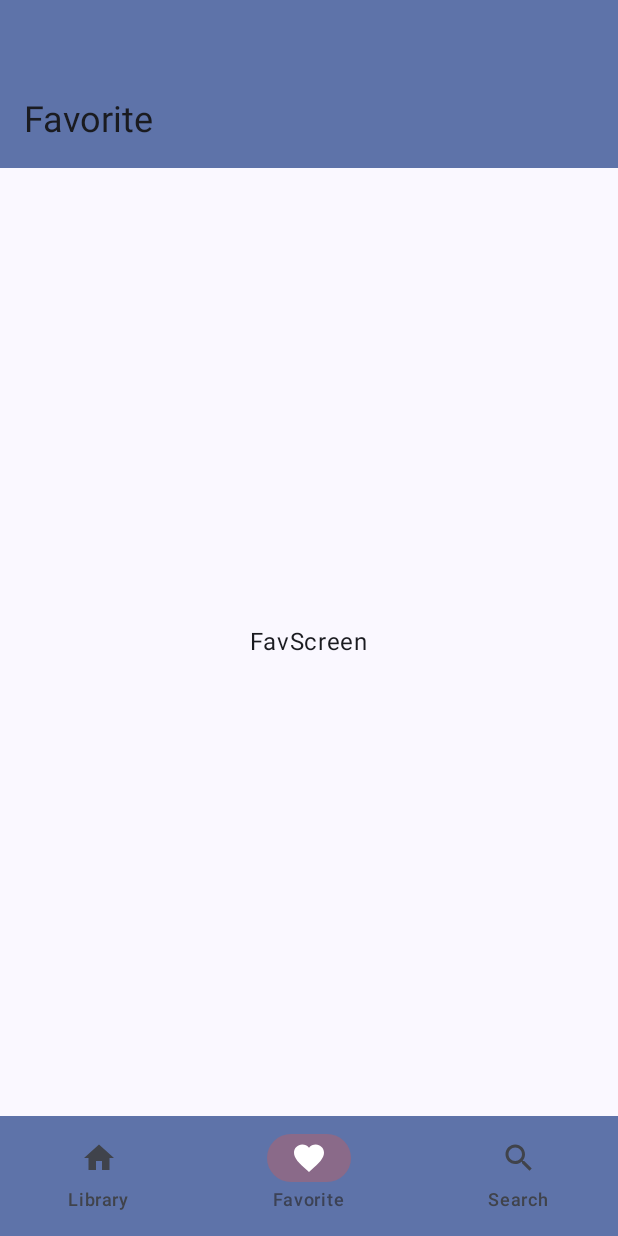
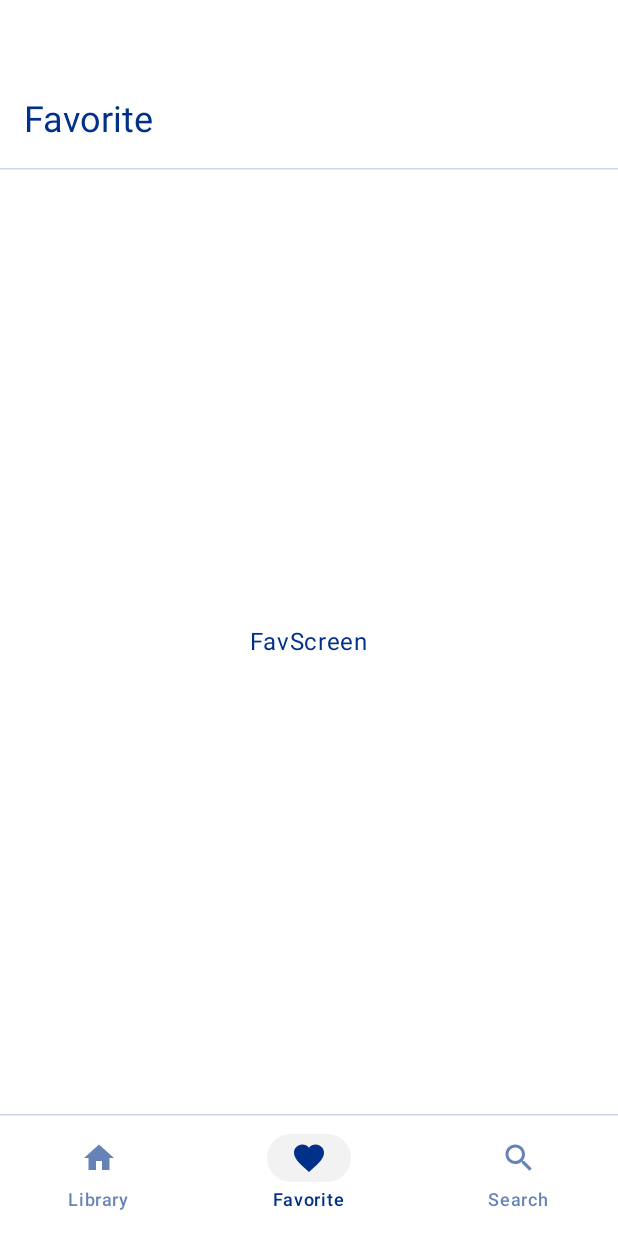
Before and after one commit to Shadi965/Apollonia-android, an Android app built with Jetpack Compose: the screen it shows after launch (MainActivity), on a phone screen of 412 x 824 dp. Run offline under Robolectric (Android 15) with nearby library versions, the phone set to English and light mode, and no system bars; our stand-ins replace Dagger/Hilt's generated code.

Commit message:
Тема

```diff
--- a/app/src/main/java/songbird/apollo/presentation/ui/MainActivity.kt
+++ b/app/src/main/java/songbird/apollo/presentation/ui/MainActivity.kt
@@ -41,7 +41,7 @@ class MainActivity : ComponentActivity() {
         super.onCreate(savedInstanceState)
         enableEdgeToEdge()
         setContent {
-            ApolloniaTheme {
+            ApolloniaTheme (dynamicColor = false) {
                 NavApp()
             }
         }
--- a/app/src/main/java/songbird/apollo/presentation/ui/screens/scaffold/BottomNavBar.kt
+++ b/app/src/main/java/songbird/apollo/presentation/ui/screens/scaffold/BottomNavBar.kt
@@ -1,5 +1,7 @@
 package songbird.apollo.presentation.ui.screens.scaffold
 
+import androidx.compose.foundation.layout.Column
+import androidx.compose.material3.HorizontalDivider
 import androidx.compose.material3.Icon
 import androidx.compose.material3.MaterialTheme
 import androidx.compose.material3.NavigationBar
@@ -9,6 +11,7 @@ import androidx.compose.material3.Text
 import androidx.compose.runtime.Composable
 import androidx.compose.runtime.getValue
 import androidx.compose.ui.res.stringResource
+import androidx.compose.ui.unit.dp
 import androidx.navigation.NavController
 import androidx.navigation.NavDestination.Companion.hierarchy
 import androidx.navigation.NavGraph
@@ -20,8 +23,10 @@ fun BottomNavBar(
     navController: NavController,
     tabs: ImmutableList<AppTab>
 ) {
+    Column {
+        HorizontalDivider(color = MaterialTheme.colorScheme.outlineVariant, thickness = 1.dp)
         NavigationBar(
-        containerColor = MaterialTheme.colorScheme.primaryContainer
+            containerColor = MaterialTheme.colorScheme.surface
         ) {
             val currentBackStackEntry by navController.currentBackStackEntryAsState()
             val currentGraphDestination = currentBackStackEntry?.destination?.hierarchy?.first {
@@ -52,13 +57,21 @@ fun BottomNavBar(
                         )
                     },
                     label = {
-                    Text(stringResource(tab.labelRes))
+                        Text(
+                            text = stringResource(tab.labelRes),
+                            color = if (currentTab == tab)
+                                MaterialTheme.colorScheme.onBackground
+                            else
+                                MaterialTheme.colorScheme.onBackground.copy(alpha = 0.6f)
+                        )
                     },
                     colors = NavigationBarItemDefaults.colors(
-                    indicatorColor = MaterialTheme.colorScheme.tertiaryContainer,
-                    selectedIconColor = MaterialTheme.colorScheme.onTertiaryContainer
+                        selectedIconColor = MaterialTheme.colorScheme.onSurface,
+                        unselectedIconColor = MaterialTheme.colorScheme.onSurface.copy(alpha = 0.6f),
+                        indicatorColor = MaterialTheme.colorScheme.surfaceVariant
                     )
                 )
             }
         }
     }
+}
--- a/app/src/main/java/songbird/apollo/presentation/ui/screens/scaffold/TopToolBar.kt
+++ b/app/src/main/java/songbird/apollo/presentation/ui/screens/scaffold/TopToolBar.kt
@@ -1,9 +1,11 @@
 package songbird.apollo.presentation.ui.screens.scaffold
 
 import androidx.annotation.StringRes
+import androidx.compose.foundation.layout.Column
 import androidx.compose.material.icons.Icons
 import androidx.compose.material.icons.automirrored.filled.ArrowBack
 import androidx.compose.material3.ExperimentalMaterial3Api
+import androidx.compose.material3.HorizontalDivider
 import androidx.compose.material3.Icon
 import androidx.compose.material3.IconButton
 import androidx.compose.material3.MaterialTheme
@@ -12,6 +14,7 @@ import androidx.compose.material3.Text
 import androidx.compose.material3.TopAppBarDefaults
 import androidx.compose.runtime.Composable
 import androidx.compose.ui.res.stringResource
+import androidx.compose.ui.unit.dp
 
 sealed class NavigateUpAction {
     data object Hidden : NavigateUpAction()
@@ -26,21 +29,31 @@ fun TopToolBar(
     @StringRes title: Int,
     navigateUp: NavigateUpAction
 ) {
+    Column {
         MediumTopAppBar(
-        title = { Text(text = stringResource(title)) },
+            title = { Text(
+                text = stringResource(title),
+                color = MaterialTheme.colorScheme.onBackground
+            ) },
             navigationIcon = {
                 if (navigateUp is NavigateUpAction.Visible) {
                     IconButton(onClick = navigateUp.onClick) {
                         Icon(
                             imageVector = Icons.AutoMirrored.Filled.ArrowBack,
                             // TODO: Добавить описание
-                        contentDescription = null
+                            contentDescription = null,
+                            tint = MaterialTheme.colorScheme.onBackground
                         )
                     }
                 }
             },
             colors = TopAppBarDefaults.largeTopAppBarColors(
-            containerColor = MaterialTheme.colorScheme.primaryContainer
+                containerColor = MaterialTheme.colorScheme.background,
+                titleContentColor = MaterialTheme.colorScheme.onBackground,
+                navigationIconContentColor = MaterialTheme.colorScheme.onBackground,
+                actionIconContentColor = MaterialTheme.colorScheme.onBackground
             )
         )
+        HorizontalDivider(color = MaterialTheme.colorScheme.outlineVariant, thickness = 1.dp)
     }
+}
--- a/app/src/main/java/songbird/apollo/presentation/ui/theme/Color.kt
+++ b/app/src/main/java/songbird/apollo/presentation/ui/theme/Color.kt
@@ -9,3 +9,10 @@ val Pink80 = Color(0xFFEFB8C8)
 val Purple40 = Color(0xFF6650a4)
 val PurpleGrey40 = Color(0xFF625b71)
 val Pink40 = Color(0xFF7D5260)
+
+val YellowGold = Color(0xFFFFD700)
+val LightBackground = Color(0xFFFFFFFF)
+val DeepBlue = Color(0xFF003087)
+val DarkSurface = Color(0xFF002266)
+val TrueBlack = Color(0xFF121212)
+val Charcoal = Color(0xFF1A1A1A)
--- a/app/src/main/java/songbird/apollo/presentation/ui/theme/Theme.kt
+++ b/app/src/main/java/songbird/apollo/presentation/ui/theme/Theme.kt
@@ -8,18 +8,37 @@ import androidx.compose.material3.dynamicDarkColorScheme
 import androidx.compose.material3.dynamicLightColorScheme
 import androidx.compose.material3.lightColorScheme
 import androidx.compose.runtime.Composable
+import androidx.compose.ui.graphics.Color
 import androidx.compose.ui.platform.LocalContext
 
 private val DarkColorScheme = darkColorScheme(
-    primary = Purple80,
-    secondary = PurpleGrey80,
-    tertiary = Pink80
+    primary = YellowGold,
+    onPrimary = TrueBlack,
+    background = Charcoal,
+    onBackground = YellowGold,
+    surface = TrueBlack,
+    onSurface = YellowGold,
+    surfaceVariant = Color(0xFF2A2A2A),
+    outlineVariant = YellowGold.copy(alpha = 0.4f)
+
+//    primary = Purple80,
+//    secondary = PurpleGrey80,
+//    tertiary = Pink80
 )
 
 private val LightColorScheme = lightColorScheme(
-    primary = Purple40,
-    secondary = PurpleGrey40,
-    tertiary = Pink40
+    primary = YellowGold,
+    onPrimary = DeepBlue,
+    background = LightBackground,
+    onBackground = DeepBlue,
+    surface = Color.White,
+    onSurface = DeepBlue,
+    surfaceVariant = Color(0xFFF2F2F2),
+    outlineVariant = DeepBlue.copy(alpha = 0.2f)
+
+//    primary = Purple40,
+//    secondary = PurpleGrey40,
+//    tertiary = Pink40
 
     /* Other default colors to override
     background = Color(0xFFFFFBFE),
```
Lines whose indentation alone changed are shown as unchanged.
